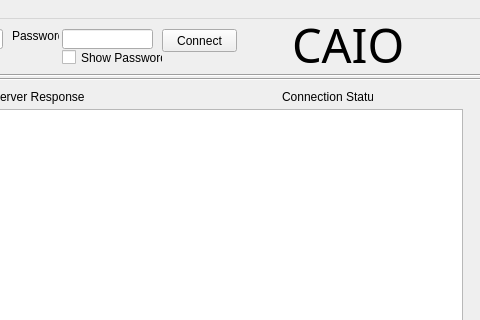
Old version of the form PyQt/mainwindow.ui in the repository 93will93/FTP_CLIENT_SERVER; both pictures show x 278 to 758 and y 0 to 320 of the 758 by 664 pixel window.
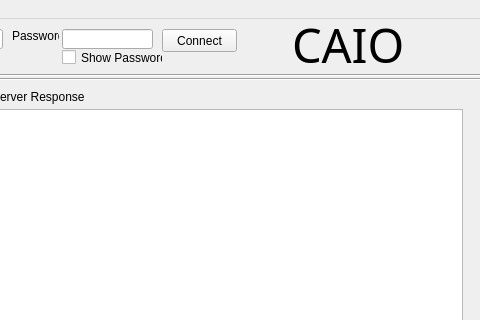
New version of the form.

Commit message: Removed Connection Status Lable

Diff of the .ui file:
```diff
--- a/PyQt/mainwindow.ui
+++ b/PyQt/mainwindow.ui
@@ -432,19 +432,6 @@
      </property>
     </widget>
    </widget>
-   <widget class="QLabel" name="label">
-    <property name="geometry">
-     <rect>
-      <x>560</x>
-      <y>70</y>
-      <width>91</width>
-      <height>16</height>
-     </rect>
-    </property>
-    <property name="text">
-     <string>Connection Status</string>
-    </property>
-   </widget>
    <widget class="Line" name="line">
     <property name="geometry">
      <rect>
```
The commit also changes 1 other file.
